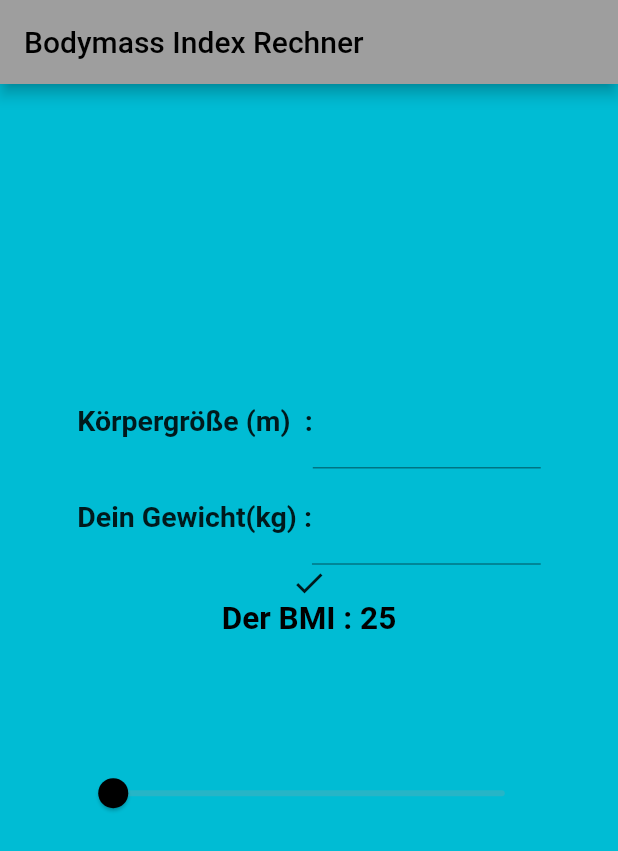
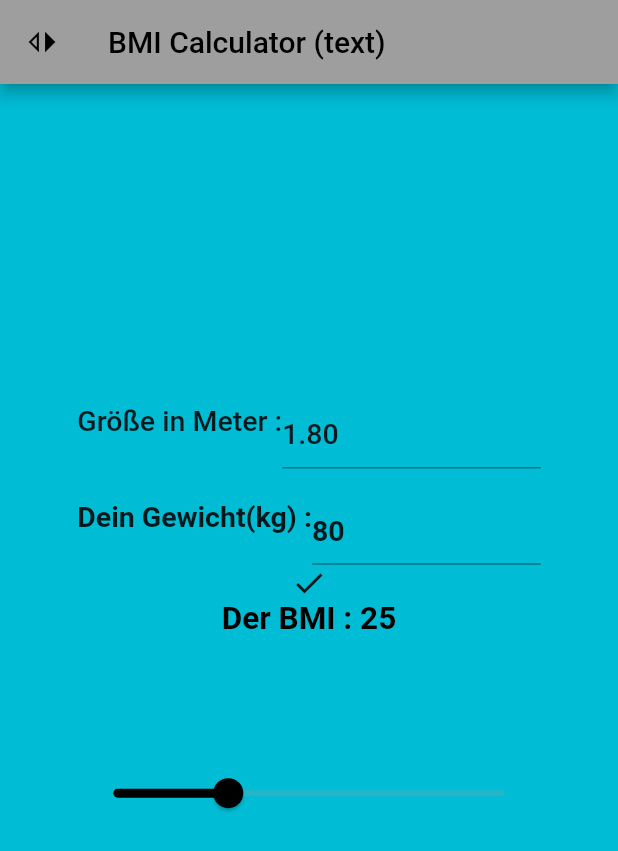
Before and after one commit to meissnerM224/bmi_app, a Flutter app: the screen it shows after launch, on a phone screen of 412 x 824 dp. Shown: the top 851 px of the screen. Run offline on Flutter 3.47's test engine with Material 2 defaults, Android fonts, the phone set to English and light mode, and no system bars.

Commit message:
mit class BodyMassIndex als widget

```diff
--- a/lib/main.dart
+++ b/lib/main.dart
@@ -1,21 +1,23 @@
+import 'package:bmi_app/models/bmi.dart';
 import 'package:bmi_app/view/screen2/textInput_screen.dart';
 import 'package:flutter/material.dart';
 
 void main() {
-  runApp(const MyApp());
+  runApp(MyApp());
 }
 
 class MyApp extends StatelessWidget {
-  const MyApp({Key? key}) : super(key: key);
+  MyApp({Key? key}) : super(key: key);
+  final bmi = BodyMassIndex();
 
   @override
   Widget build(BuildContext context) {
     return MaterialApp(
-      title: 'Flutter Demo',
+      title: 'BMI Calculator',
       theme: ThemeData(
         primarySwatch: Colors.grey,
       ),
-      home: const TextInputScreen(title: 'Bodymass Index Rechner'),
+      home: TextInputScreen(bmi),
     );
   }
 }
--- /dev/null
+++ b/lib/models/bmi.dart
@@ -0,0 +1,38 @@
+class BodyMassIndex {
+  double _weight;
+  double _height;
+
+  BodyMassIndex({
+    double weight = 80,
+    double heigth = 1.8,
+  })  : _weight = weight,
+        _height = heigth;
+  set height(double height) {
+    _height = height;
+  }
+
+  set weight(double weight) {
+    _weight = weight;
+  }
+
+  double get height => _height;
+  double get weight => _weight;
+
+  double? get bmi {
+    if ((_height < 0.9 || _height > 2.21) ||
+        (_weight < 19.0 || _weight > 180.0)) {
+      return null;
+    }
+    double bmi = _weight / (_height * _height);
+    if (bmi > bmiMax) {
+      return bmiMax;
+    }
+    if (bmi < bmiMin) {
+      return bmiMin;
+    }
+    return bmi;
+  }
+
+  static const bmiMin = 10.0;
+  static const bmiMax = 60.0;
+}
--- a/lib/view/screen2/textInput_screen.dart
+++ b/lib/view/screen2/textInput_screen.dart
@@ -1,30 +1,49 @@
+import 'package:bmi_app/models/bmi.dart';
+import 'package:bmi_app/view/screen1/sliderInput_screen.dart';
 import 'package:flutter/material.dart';
 
 class TextInputScreen extends StatefulWidget {
-  const TextInputScreen({Key? key, required this.title}) : super(key: key);
+  const TextInputScreen(this.bmi, {Key? key}) : super(key: key);
 
-  final String title;
-
+  final BodyMassIndex bmi;
   @override
   State<TextInputScreen> createState() => _TextInputScreenState();
 }
 
 class _TextInputScreenState extends State<TextInputScreen> {
-  double groesse = 180;
-  double gewicht = 80.0;
+  final heightController = TextEditingController();
+  final weightController = TextEditingController();
+  var firstTime = true;
 
   @override
   Widget build(BuildContext context) {
-    final bmi = gewicht / ((groesse * groesse) / 10000);
-    var bmiSlider = bmi;
+    final bmi = widget.bmi;
+    if (firstTime) {
+      heightController.text = bmi.height.toStringAsFixed(2);
+      weightController.text = bmi.weight.toStringAsFixed(0);
+      firstTime = false;
+    }
+    final bmiWithoutNull = bmi.bmi ?? BodyMassIndex.bmiMin;
     return Scaffold(
       appBar: AppBar(
-        title: Text(widget.title),
+        title: const Text('BMI Calculator (text)'),
+        leading: IconButton(
+          icon: const Icon(Icons.switch_left),
+          onPressed: () {
+            Navigator.pushReplacement(
+              context,
+              MaterialPageRoute(
+                builder: (context) => SliderInputScreen(bmi),
+              ),
+            );
+          },
+        ),
       ),
       body: LayoutBuilder(
         builder: ((context, constraints) {
           double maxW = constraints.maxWidth * 0.75;
           double maxH = constraints.maxHeight * 0.5;
+          var softWrap;
           return Container(
             color: Colors.cyan,
             child: Center(
@@ -36,27 +55,32 @@ class _TextInputScreenState extends State<TextInputScreen> {
                 child: Column(
                   mainAxisAlignment: MainAxisAlignment.center,
                   children: <Widget>[
-                    Row(mainAxisAlignment: MainAxisAlignment.center, children: [
+                    Row(
+                      mainAxisAlignment: MainAxisAlignment.center,
+                      children: [
                         const Text(
-                        'Körpergröße (m)  :',
+                          'Größe in Meter :',
                           style: TextStyle(
                             fontSize: 19.00,
-                          fontWeight: FontWeight.w600,
+                            fontWeight: FontWeight.w500,
                           ),
                         ),
                         Expanded(
                           child: TextFormField(
+                            controller: heightController,
                             style: const TextStyle(
                               fontSize: 19.00,
-                            fontWeight: FontWeight.w600,
+                              fontWeight: FontWeight.w500,
                             ),
                             onChanged: (value) {
-                            setState(() {
-                              final groesseDbl = double.tryParse(value);
-                              if (groesseDbl != null) {
-                                groesse = groesseDbl;
+                              setState(
+                                () {
+                                  final heightDbl = double.tryParse(value);
+                                  if (heightDbl != null) {
+                                    bmi.height = heightDbl;
                                   }
-                            });
+                                },
+                              );
                             },
                             decoration: const InputDecoration(
                               border: UnderlineInputBorder(),
@@ -64,7 +88,8 @@ class _TextInputScreenState extends State<TextInputScreen> {
                             ),
                           ),
                         ),
-                    ]),
+                      ],
+                    ),
                     Row(
                       mainAxisAlignment: MainAxisAlignment.center,
                       children: [
@@ -77,15 +102,16 @@ class _TextInputScreenState extends State<TextInputScreen> {
                         ),
                         Expanded(
                           child: TextFormField(
+                            controller: weightController,
                             style: const TextStyle(
                               fontSize: 19.00,
                               fontWeight: FontWeight.w600,
                             ),
                             onChanged: (value) {
                               setState(() {
-                                final gewichtDbl = double.tryParse(value);
-                                if (gewichtDbl != null) {
-                                  gewicht = gewichtDbl;
+                                final weightdbl = double.tryParse(value);
+                                if (weightdbl != null) {
+                                  bmi.weight = weightdbl;
                                 }
                               });
                             },
@@ -97,29 +123,34 @@ class _TextInputScreenState extends State<TextInputScreen> {
                         ),
                       ],
                     ),
-                    Icon((bmi > 28 || bmi < 19)
+                    Icon((bmiWithoutNull > 28.0 || bmiWithoutNull < 19.0)
                         ? Icons.build_circle_sharp
                         : Icons.check),
                     Text(
-                      'Der BMI : ${bmi.toStringAsFixed(0)}',
+                      'Der BMI : ${bmiWithoutNull.toStringAsFixed(0)}',
                       style: TextStyle(
-                        fontWeight: bmiSlider > 28 || bmiSlider < 19
+                        fontWeight:
+                            bmiWithoutNull > 28.0 || bmiWithoutNull < 19.0
                                 ? FontWeight.w700
                                 : FontWeight.w600,
-                        fontSize:
-                            bmiSlider > 28 || bmiSlider < 19 ? 23.00 : 21.00,
-                        color: bmi > 28 || bmi < 19 ? Colors.red : Colors.black,
+                        fontSize: bmiWithoutNull > 28.0 || bmiWithoutNull < 19.0
+                            ? 23.00
+                            : 21.00,
+                        color: bmiWithoutNull > 28.0 || bmiWithoutNull < 19.0
+                            ? Colors.red
+                            : Colors.black,
                       ),
                     ),
                     Expanded(
                       child: Slider(
-                        activeColor: bmiSlider > 28 || bmiSlider < 19
+                        activeColor:
+                            bmiWithoutNull > 28.0 || bmiWithoutNull < 19.0
                                 ? Colors.red
                                 : Colors.black,
-                        value: bmiSlider,
+                        value: bmiWithoutNull,
                         onChanged: (value) {},
-                        min: 0.00,
-                        max: 15000000000000000000000.00,
+                        min: BodyMassIndex.bmiMin,
+                        max: BodyMassIndex.bmiMax,
                       ),
                     ),
                   ],
```
Also changed, not shown: lib/view/screen1/sliderInput_screen.dart (+52 -32 lines), 1 other file. Lines whose indentation alone changed are shown as unchanged.
